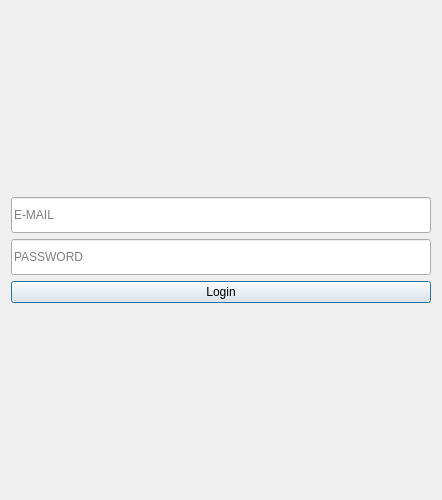
First picture: the form in IT-Service/UITemplates/login.ui, repository Ururuuuuuuuuuuuuuuuuuuuuuu/IT-Service, before the edit.
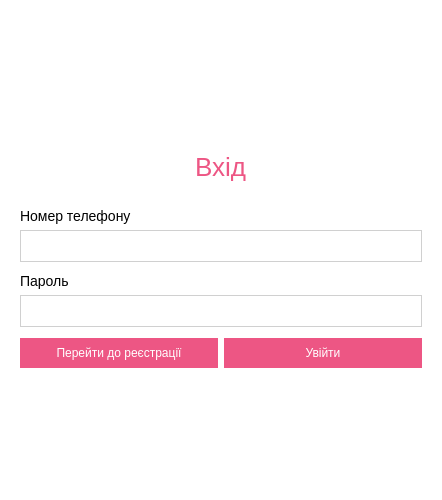
Second picture: the form after the edit.

What changed in the file:
```diff
--- a/IT-Service/UITemplates/login.ui
+++ b/IT-Service/UITemplates/login.ui
@@ -19,9 +19,63 @@
   <property name="windowTitle">
    <string>Dialog</string>
   </property>
+  <property name="styleSheet">
+   <string notr="true">QDialog{
+	background-color:white;
+}
+
+QLabel{
+	font-family: Arial;
+	font-size: 14px;
+}
+
+QPushButton{
+	background-color: #ed5684;
+	color: white;
+	min-height:30px;
+	border-radius: 20px;
+}
+
+QLineEdit{
+	border: 1px solid #d0d0d0;
+	border-radius: 20px;
+}</string>
+  </property>
   <layout class="QVBoxLayout" name="verticalLayout_2">
-   <item>
+   <item alignment="Qt::AlignVCenter">
+    <widget class="QFrame" name="asdasdaa">
     <layout class="QVBoxLayout" name="verticalLayout">
+      <item alignment="Qt::AlignHCenter|Qt::AlignVCenter">
+       <widget class="QLabel" name="label_3">
+        <property name="minimumSize">
+         <size>
+          <width>0</width>
+          <height>70</height>
+         </size>
+        </property>
+        <property name="styleSheet">
+         <string notr="true">font-size:26px;
+color: #ed5684;</string>
+        </property>
+        <property name="text">
+         <string>Вхід</string>
+        </property>
+       </widget>
+      </item>
+      <item>
+       <layout class="QVBoxLayout" name="verticalLayout_6">
+        <item>
+         <layout class="QVBoxLayout" name="verticalLayout_4">
+          <property name="bottomMargin">
+           <number>5</number>
+          </property>
+          <item alignment="Qt::AlignLeft|Qt::AlignVCenter">
+           <widget class="QLabel" name="label">
+            <property name="text">
+             <string>Номер телефону</string>
+            </property>
+           </widget>
+          </item>
      <item>
       <widget class="QLineEdit" name="email_line">
        <property name="styleSheet">
@@ -31,7 +85,21 @@
         <string/>
        </property>
        <property name="placeholderText">
-        <string>E-MAIL</string>
+             <string/>
+            </property>
+           </widget>
+          </item>
+         </layout>
+        </item>
+        <item>
+         <layout class="QVBoxLayout" name="verticalLayout_5">
+          <property name="bottomMargin">
+           <number>5</number>
+          </property>
+          <item alignment="Qt::AlignLeft|Qt::AlignVCenter">
+           <widget class="QLabel" name="label_2">
+            <property name="text">
+             <string>Пароль</string>
        </property>
       </widget>
      </item>
@@ -41,18 +109,34 @@
         <string notr="true">min-height:30px;</string>
        </property>
        <property name="placeholderText">
-        <string>PASSWORD</string>
+             <string/>
+            </property>
+           </widget>
+          </item>
+         </layout>
+        </item>
+       </layout>
+      </item>
+      <item>
+       <layout class="QHBoxLayout" name="horizontalLayout">
+        <item>
+         <widget class="QPushButton" name="redirect_button_register">
+          <property name="text">
+           <string>Перейти до реєстрації</string>
        </property>
       </widget>
      </item>
      <item>
       <widget class="QPushButton" name="login_button">
        <property name="text">
-        <string>Login</string>
+           <string>Увійти</string>
        </property>
       </widget>
      </item>
     </layout>
+      </item>
+     </layout>
+    </widget>
    </item>
   </layout>
  </widget>
```
Lines whose indentation alone changed are shown as unchanged.
